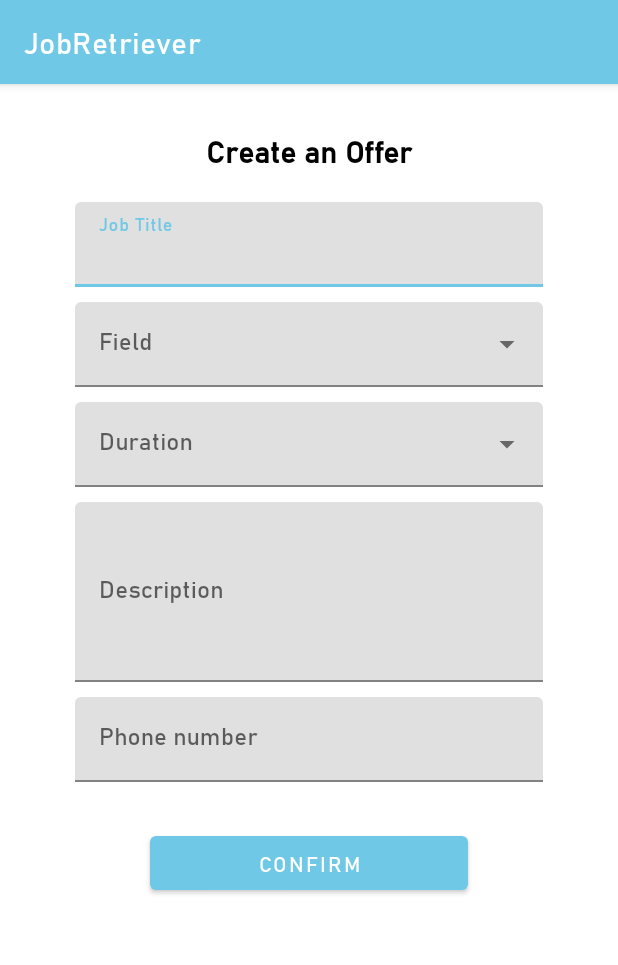
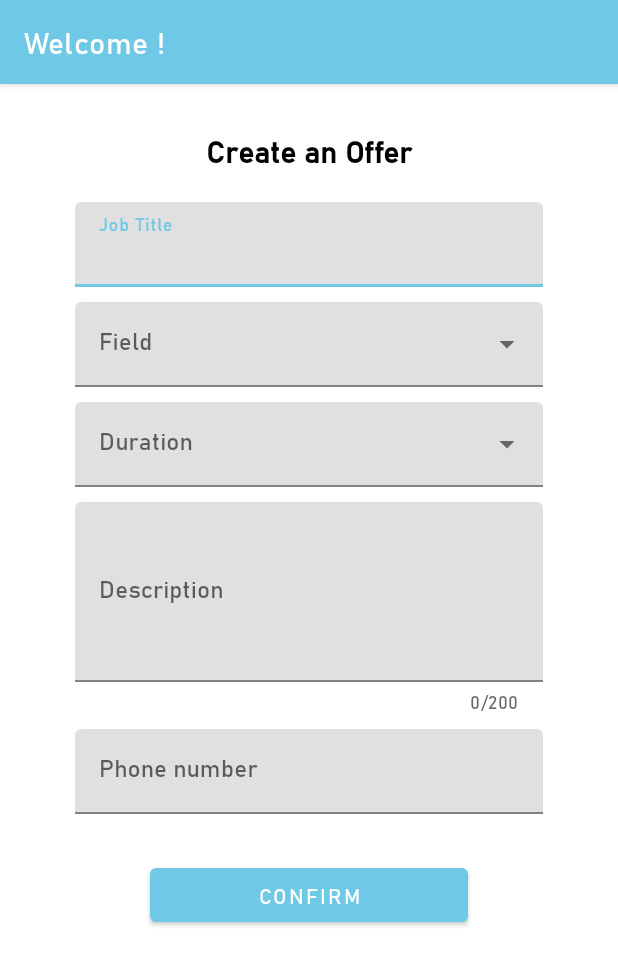
Before and after one commit to Papittson/JobRetriever, an Android app: the fragment CreateOfferFragment shown on its own in the app's theme, on a phone screen of 412 x 824 dp. Shown: the top 965 px of the screen. Run offline under Robolectric (Android 15) with nearby library versions, the phone set to English and light mode, and no system bars; our stand-ins replace Firebase (no records; nobody signed in at launch, a user with empty details on screens opened directly); 1 statement that could not run was skipped.

Commit message:
Draft: offer creation system

```diff
--- a/app/src/main/java/com/example/jobretriever/fragments/CandidateProfileFragment.java
+++ b/app/src/main/java/com/example/jobretriever/fragments/CandidateProfileFragment.java
@@ -34,7 +34,7 @@ public class CandidateProfileFragment extends JRFragment {
 
     @Override
     public void onViewCreated(@NonNull View view, Bundle savedInstanceState) {
-        if(user != null) {
+        if(isUserAllowed() && user != null) {
             TextView hello = fragment.findViewById(R.id.helloCandidate);
             hello.setText(String.format(getResources().getString(R.string.hello_candidate_fragment), user.getFirstname(), user.getName()));
         }
@@ -43,6 +43,10 @@ public class CandidateProfileFragment extends JRFragment {
     @Override
     public void onStart() {
         super.onStart();
+        if(!isUserAllowed()) {
+            return;
+        }
+
         createRecyclerView(R.id.saved_offers);
 
         if(user != null) {
--- a/app/src/main/java/com/example/jobretriever/fragments/CreateOfferFragment.java
+++ b/app/src/main/java/com/example/jobretriever/fragments/CreateOfferFragment.java
@@ -1,66 +1,90 @@
 package com.example.jobretriever.fragments;
 
 import android.os.Bundle;
+import android.view.View;
+import android.widget.Button;
+import android.widget.EditText;
 
-import androidx.fragment.app.Fragment;
-
-import android.view.LayoutInflater;
-import android.view.View;
-import android.view.ViewGroup;
+import androidx.annotation.NonNull;
 
 import com.example.jobretriever.R;
+import com.example.jobretriever.models.Offer;
+import com.example.jobretriever.viewmodels.OfferViewModel;
+import com.google.android.material.textfield.TextInputLayout;
 
-/**
- * A simple {@link Fragment} subclass.
- * Use the {@link CreateOfferFragment#newInstance} factory method to
- * create an instance of this fragment.
- */
-public class CreateOfferFragment extends Fragment {
+import java.util.Calendar;
 
-    // TODO: Rename parameter arguments, choose names that match
-    // the fragment initialization parameters, e.g. ARG_ITEM_NUMBER
-    private static final String ARG_PARAM1 = "param1";
-    private static final String ARG_PARAM2 = "param2";
-
-    // TODO: Rename and change types of parameters
-    private String mParam1;
-    private String mParam2;
+public class CreateOfferFragment extends JRFragment {
+    String offerId;
 
     public CreateOfferFragment() {
-        // Required empty public constructor
-    }
-
-    /**
-     * Use this factory method to create a new instance of
-     * this fragment using the provided parameters.
-     *
-     * @param param1 Parameter 1.
-     * @param param2 Parameter 2.
-     * @return A new instance of fragment CreateOfferFragment.
-     */
-    // TODO: Rename and change types and number of parameters
-    public static CreateOfferFragment newInstance(String param1, String param2) {
-        CreateOfferFragment fragment = new CreateOfferFragment();
-        Bundle args = new Bundle();
-        args.putString(ARG_PARAM1, param1);
-        args.putString(ARG_PARAM2, param2);
-        fragment.setArguments(args);
-        return fragment;
+        super(R.string.welcome_message, R.layout.fragment_create_offer, true); // TODO Changer message actionBar
     }
 
     @Override
-    public void onCreate(Bundle savedInstanceState) {
-        super.onCreate(savedInstanceState);
-        if (getArguments() != null) {
-            mParam1 = getArguments().getString(ARG_PARAM1);
-            mParam2 = getArguments().getString(ARG_PARAM2);
+    public void onViewCreated(@NonNull View view, Bundle savedInstanceState) {
+        super.onViewCreated(view, savedInstanceState);
+        if(!isUserAllowed()) {
+            return;
         }
+        Button submitButton = fragment.findViewById(R.id.submit_offer);
+        submitButton.setOnClickListener(_view -> {
+            EditText titleEditText = ((TextInputLayout) fragment.findViewById(R.id.offer_title)).getEditText();
+            EditText fieldEditText = ((TextInputLayout) fragment.findViewById(R.id.offer_field)).getEditText();
+            EditText durationEditText = ((TextInputLayout) fragment.findViewById(R.id.offer_duration)).getEditText();
+            EditText descriptionEditText = ((TextInputLayout) fragment.findViewById(R.id.offer_description)).getEditText();
+            EditText wageEditText = ((TextInputLayout) fragment.findViewById(R.id.offer_wage)).getEditText();
+            if(titleEditText != null && fieldEditText != null && durationEditText != null && descriptionEditText != null && wageEditText != null) {
+                String title = titleEditText.getText().toString();
+                String field = titleEditText.getText().toString();
+                String duration = titleEditText.getText().toString();
+                String description = titleEditText.getText().toString();
+                double wage = Double.parseDouble(titleEditText.getText().toString());
+                Offer offer = new Offer();
+                offer.setTitle(title);
+                offer.setField(field);
+                offer.setDuration(duration);
+                offer.setDescription(description);
+                offer.setWage(wage);
+                offer.setEmployerID(user.getId());
+                offer.setDate(Calendar.getInstance().getTime()); // TODO Ne s'agit-il pas de la date de début ?
+                offer.setLocationID(""); // TODO Il manque ce champ à faire
+                OfferViewModel.getInstance().addOffer(offer);
+            } else {
+                showToast(0); // TODO Mettre un message d'erreur "Remplissez tous les champs"
+            }
+        });
     }
 
     @Override
-    public View onCreateView(LayoutInflater inflater, ViewGroup container,
-                             Bundle savedInstanceState) {
-        // Inflate the layout for this fragment
-        return inflater.inflate(R.layout.fragment_create_offer, container, false);
+    public void onStart() {
+        super.onStart();
+        if(!isUserAllowed()) {
+            return;
+        }
+
+        OfferViewModel.getInstance().getOffer().observe(
+                getViewLifecycleOwner(),
+                offer -> {
+                    this.offerId = offer.getId();
+                    OfferViewModel.getInstance().getAll(null);
+                }
+        );
+
+        OfferViewModel.getInstance().getOffers().observe(
+                getViewLifecycleOwner(),
+                offers -> {
+                    Bundle args = new Bundle();
+                    args.putString("offerId", offerId);
+                    goToFragment(OfferFragment.class, args);
+                }
+        );
+    }
+
+    @Override
+    public void onStop() {
+        super.onStop();
+        OfferViewModel.getInstance().getOffers().removeObservers(getViewLifecycleOwner());
+        OfferViewModel.getInstance().getOffer().removeObservers(getViewLifecycleOwner());
     }
 }
--- a/app/src/main/java/com/example/jobretriever/fragments/HomeFragment.java
+++ b/app/src/main/java/com/example/jobretriever/fragments/HomeFragment.java
@@ -24,9 +24,9 @@ public class HomeFragment extends JRFragment {
     @Override
     public void onViewCreated(@NonNull View view, Bundle savedInstanceState) {
         super.onViewCreated(view, savedInstanceState);
-        Button confirmSearchButton = view.findViewById(R.id.confirmSearch);
+        Button confirmSearchButton = fragment.findViewById(R.id.confirmSearch);
         confirmSearchButton.setOnClickListener(_view -> {
-            TextInputLayout searchBar = view.findViewById(R.id.search_bar);
+            TextInputLayout searchBar = fragment.findViewById(R.id.search_bar);
             EditText editText = searchBar.getEditText();
             if(editText != null) {
                 String searchQuery = editText.getText().toString();
--- a/app/src/main/res/layout/fragment_create_offer.xml
+++ b/app/src/main/res/layout/fragment_create_offer.xml
@@ -1,106 +1,111 @@
 <?xml version="1.0" encoding="utf-8"?>
-<android.widget.LinearLayout
-    xmlns:android="http://schemas.android.com/apk/res/android"
+<android.widget.LinearLayout xmlns:android="http://schemas.android.com/apk/res/android"
     xmlns:app="http://schemas.android.com/apk/res-auto"
     xmlns:tools="http://schemas.android.com/tools"
     android:layout_width="match_parent"
     android:layout_height="match_parent"
-    tools:context=".activities.MainActivity"
     android:orientation="vertical"
-    >
+    tools:context=".activities.MainActivity">
 
     <LinearLayout
         android:layout_width="match_parent"
         android:layout_height="match_parent"
-        android:orientation="vertical"
         android:layout_marginLeft="50dp"
+        android:layout_marginTop="10dp"
         android:layout_marginRight="50dp"
-        android:layout_marginTop="10dp"
-        android:layout_marginBottom="150dp">
+        android:layout_marginBottom="150dp"
+        android:orientation="vertical">
+
         <TextView
+            style="@style/headerText"
             android:layout_width="match_parent"
             android:layout_height="wrap_content"
             android:text="@string/create_offer"
             android:textAlignment="center"
-            android:textColor="@color/black"
-            style="@style/headerText"/>
-    <!--title-->
+            android:textColor="@color/black" />
+
+        <!--title-->
         <com.google.android.material.textfield.TextInputLayout
+            android:id="@+id/offer_title"
             android:layout_width="match_parent"
             android:layout_height="wrap_content"
+            android:layout_marginBottom="10dp"
             style="@style/Widget.MaterialComponents.TextInputLayout.FilledBox"
-            android:layout_marginBottom="10dp"
-            android:hint="@string/job_title"
-            >
+            android:hint="@string/job_title">
+            <com.google.android.material.textfield.TextInputEditText
+                android:singleLine="true"
+                android:layout_width="match_parent"
+                android:layout_height="wrap_content" />
+        </com.google.android.material.textfield.TextInputLayout>
 
-            <com.google.android.material.textfield.TextInputEditText
-                android:layout_width="match_parent"
-                android:layout_height="wrap_content"/>
-        </com.google.android.material.textfield.TextInputLayout>
         <!--field-->
         <com.google.android.material.textfield.TextInputLayout
+            android:id="@+id/offer_field"
             style="@style/Widget.MaterialComponents.TextInputLayout.FilledBox.ExposedDropdownMenu"
             android:layout_width="match_parent"
             android:layout_height="wrap_content"
-            android:hint="@string/field"
-            android:layout_marginBottom="10dp">
+            android:layout_marginBottom="10dp"
+            android:hint="@string/field">
 
             <AutoCompleteTextView
                 android:layout_width="match_parent"
                 android:layout_height="wrap_content"
-                android:inputType="none"
-                />
+                android:inputType="none" />
         </com.google.android.material.textfield.TextInputLayout>
         <!--duration-->
         <com.google.android.material.textfield.TextInputLayout
+            android:id="@+id/offer_duration"
             style="@style/Widget.MaterialComponents.TextInputLayout.FilledBox.ExposedDropdownMenu"
             android:layout_width="match_parent"
             android:layout_height="wrap_content"
-            android:hint="@string/duration"
-            android:layout_marginBottom="10dp">
+            android:layout_marginBottom="10dp"
+            android:hint="@string/duration">
 
             <AutoCompleteTextView
                 android:layout_width="match_parent"
                 android:layout_height="wrap_content"
-                android:inputType="none"
-                />
+                android:inputType="none" />
         </com.google.android.material.textfield.TextInputLayout>
         <!--desc-->
         <com.google.android.material.textfield.TextInputLayout
+            android:id="@+id/offer_description"
+            style="@style/Widget.MaterialComponents.TextInputLayout.FilledBox"
             android:layout_width="match_parent"
             android:layout_height="wrap_content"
-            style="@style/Widget.MaterialComponents.TextInputLayout.FilledBox"
-            android:hint="@string/description"
-            android:layout_marginBottom="10dp">
+            android:layout_marginBottom="10dp"
+            app:counterEnabled="true"
+            app:counterMaxLength="200"
+            android:hint="@string/description">
+
             <com.google.android.material.textfield.TextInputEditText
-                android:inputType="textMultiLine"
                 android:layout_width="match_parent"
-                android:layout_height="120sp"/>
+                android:layout_height="120sp"
+                android:inputType="textMultiLine" />
         </com.google.android.material.textfield.TextInputLayout>
         <!--Phone number-->
         <com.google.android.material.textfield.TextInputLayout
             android:id="@+id/offer_wage"
+            style="@style/Widget.MaterialComponents.TextInputLayout.FilledBox"
             android:layout_width="match_parent"
             android:layout_height="wrap_content"
-            style="@style/Widget.MaterialComponents.TextInputLayout.FilledBox"
-            android:hint="@string/phone_number"
-            android:layout_marginBottom="10dp">
+            android:layout_marginBottom="10dp"
+            android:hint="@string/phone_number">
 
             <com.google.android.material.textfield.TextInputEditText
                 android:layout_width="match_parent"
                 android:layout_height="wrap_content"
-                android:inputType="number"/>
+                android:inputType="number" />
         </com.google.android.material.textfield.TextInputLayout>
+
         <Button
-            android:id="@+id/confirmSignUp"
+            android:id="@+id/submit_offer"
             android:layout_width="match_parent"
             android:layout_height="wrap_content"
-            android:text="@string/confrim"
+            android:layout_marginLeft="50dp"
             android:layout_marginTop="20dp"
-            android:layout_marginLeft="50dp"
             android:layout_marginRight="50dp"
             android:layout_marginBottom="30dp"
-            />
+            android:text="@string/confrim" />
 
     </LinearLayout>
 </android.widget.LinearLayout>
```
Also changed, not shown: app/src/main/java/com/example/jobretriever/adapters/OffersAdapter.java (+7 -8 lines), app/src/main/java/com/example/jobretriever/fragments/OfferFragment.java (+7 -4 lines), app/src/main/java/com/example/jobretriever/viewmodels/OfferViewModel.java (+17 -0 lines).
